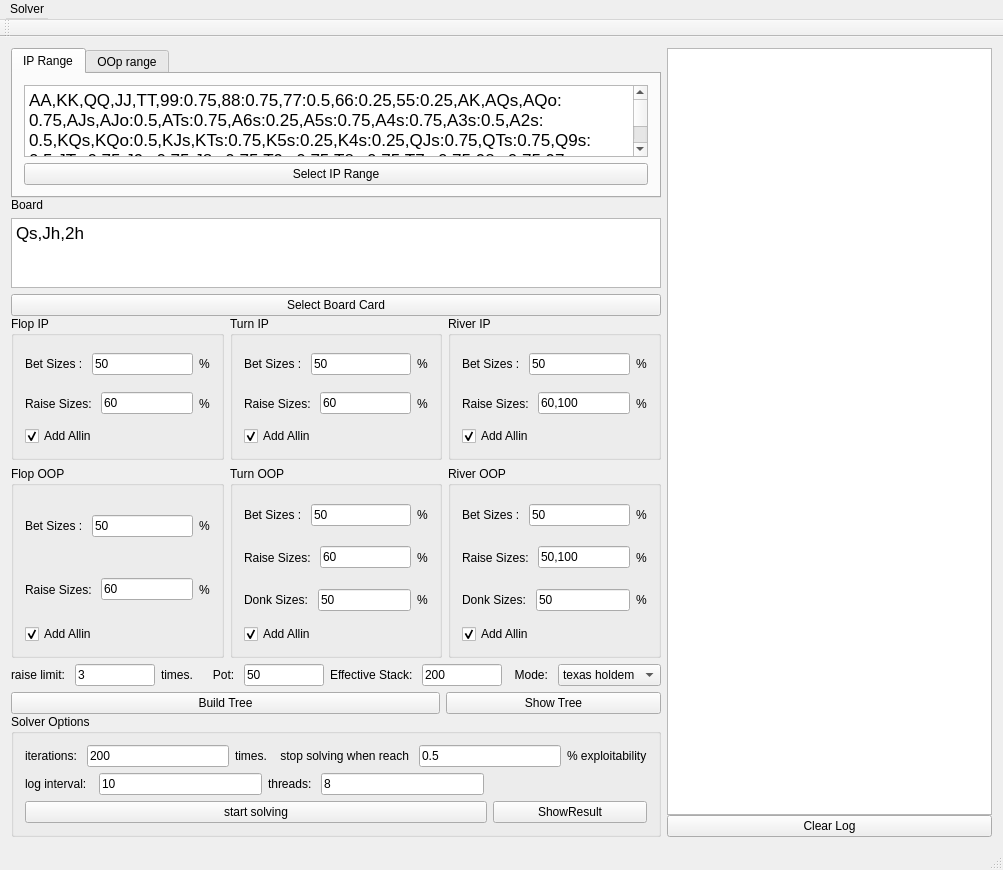
Above: mainwindow.ui from bupticybee/TexasSolver before the change. Below: the same form after it.
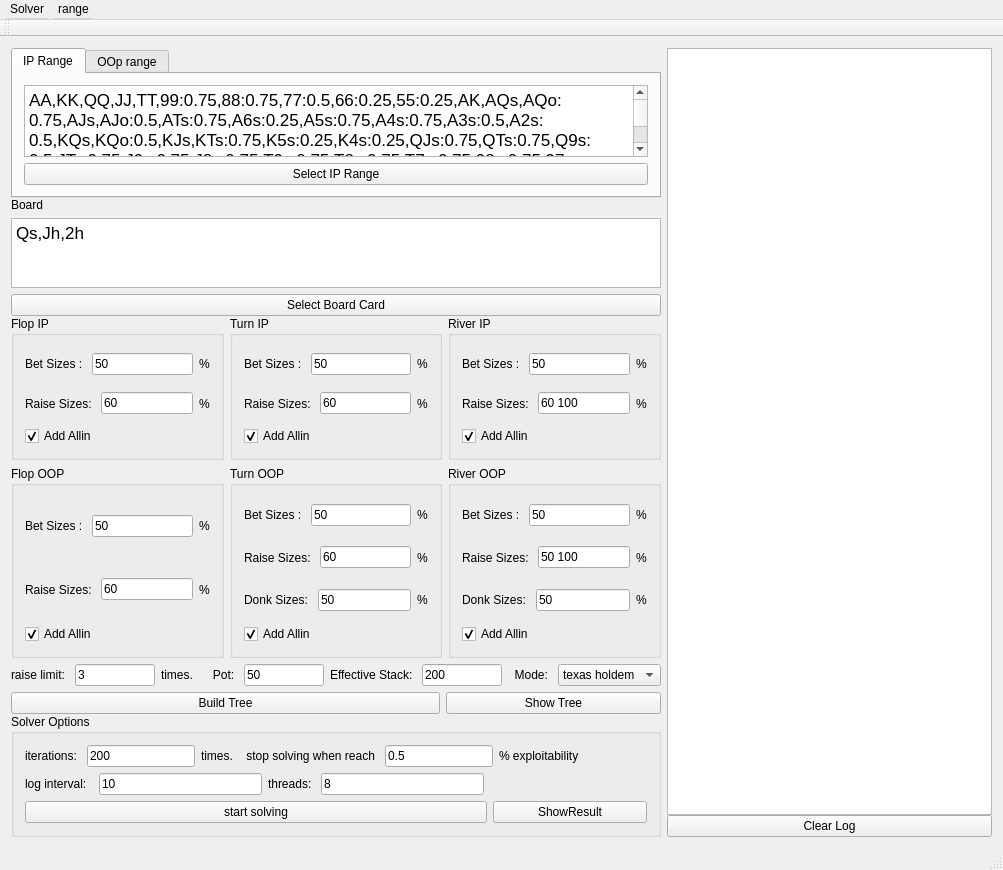
That is the form after the change.

Diff of the .ui file:
```diff
--- a/mainwindow.ui
+++ b/mainwindow.ui
@@ -313,7 +313,7 @@
                  <item>
                   <widget class="QLineEdit" name="lineEdit_5">
                    <property name="text">
-                    <string>60,100</string>
+                    <string>60 100</string>
                    </property>
                   </widget>
                  </item>
@@ -573,7 +573,7 @@
                  <item>
                   <widget class="QLineEdit" name="lineEdit_31">
                    <property name="text">
-                    <string>50,100</string>
+                    <string>50 100</string>
                    </property>
                   </widget>
                  </item>
@@ -768,6 +768,19 @@
                </property>
               </widget>
              </item>
+             <item>
+              <spacer name="horizontalSpacer_2">
+               <property name="orientation">
+                <enum>Qt::Horizontal</enum>
+               </property>
+               <property name="sizeHint" stdset="0">
+                <size>
+                 <width>40</width>
+                 <height>20</height>
+                </size>
+               </property>
+              </spacer>
+             </item>
             </layout>
            </item>
            <item>
@@ -894,7 +907,30 @@
     <addaction name="actionversion"/>
     <addaction name="menuLanguage"/>
    </widget>
+   <widget class="QMenu" name="menustrategy">
+    <property name="title">
+     <string>range</string>
+    </property>
+    <widget class="QMenu" name="menuimport">
+     <property name="title">
+      <string>import</string>
+     </property>
+     <addaction name="actionimport_IP_range"/>
+     <addaction name="actionimport_OOP_range"/>
+    </widget>
+    <widget class="QMenu" name="menuexport">
+     <property name="title">
+      <string>export</string>
+     </property>
+     <addaction name="actionexport_IP_range"/>
+     <addaction name="actionexport_OOP_range"/>
+    </widget>
+    <addaction name="separator"/>
+    <addaction name="menuimport"/>
+    <addaction name="menuexport"/>
+   </widget>
    <addaction name="menusolver"/>
+   <addaction name="menustrategy"/>
   </widget>
   <widget class="QToolBar" name="mainToolBar">
    <attribute name="toolBarArea">
```
Left out of the diff: 90 changed lines with no effect on the pictures.
